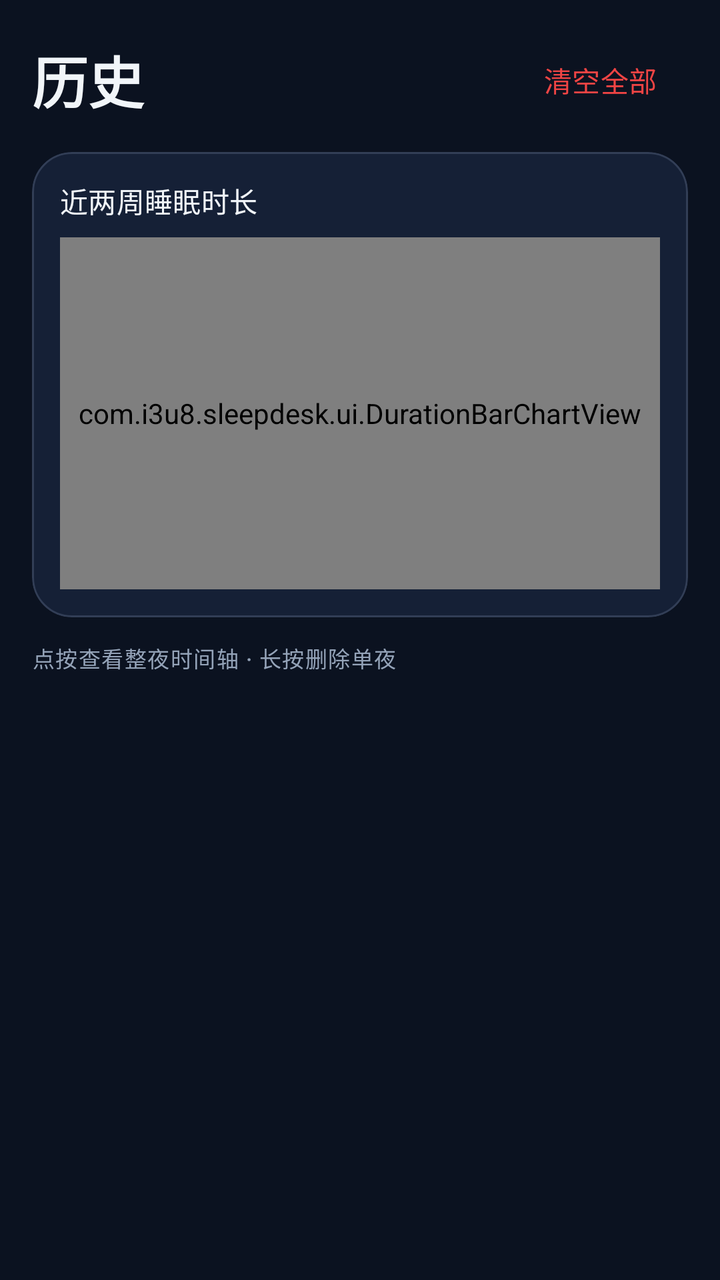
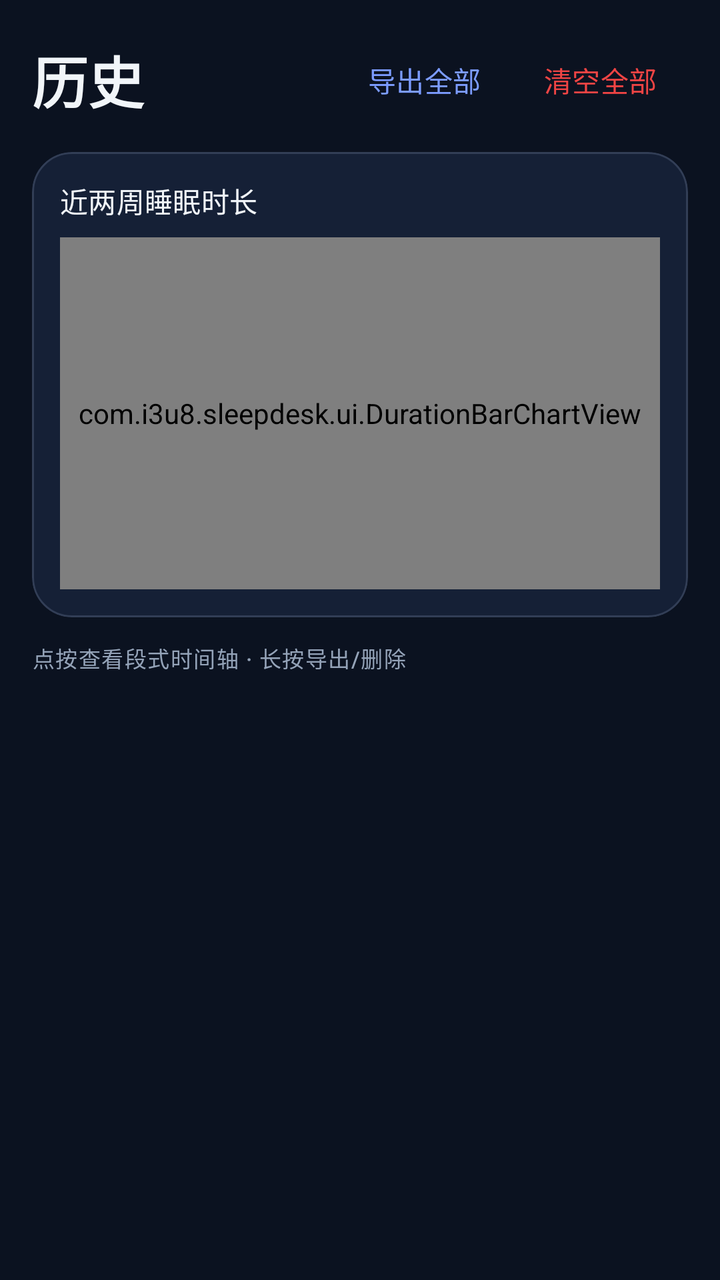

An Android layout rendered at two revisions. The XML below is the earlier revision; the diff shows what the commit changed to produce the second picture.
<!-- AndroidManifest.xml: application theme Theme.SleepDesk -->
<!-- res/layout/fragment_history.xml -->
<?xml version="1.0" encoding="utf-8"?>
<LinearLayout xmlns:android="http://schemas.android.com/apk/res/android"
    xmlns:app="http://schemas.android.com/apk/res-auto"
    android:layout_width="match_parent"
    android:layout_height="match_parent"
    android:orientation="vertical"
    android:paddingStart="16dp"
    android:paddingEnd="16dp"
    android:paddingTop="16dp"
    android:paddingBottom="8dp"
    android:background="@color/bg">

    <LinearLayout
        android:layout_width="match_parent"
        android:layout_height="wrap_content"
        android:orientation="horizontal"
        android:gravity="center_vertical"
        android:paddingBottom="12dp">

        <TextView
            android:layout_width="0dp"
            android:layout_height="wrap_content"
            android:layout_weight="1"
            android:text="@string/tab_history"
            android:textAppearance="?attr/textAppearanceHeadlineMedium"
            android:textColor="@color/on_bg"
            android:textStyle="bold" />

        <com.google.android.material.button.MaterialButton
            android:id="@+id/btnClearAll"
            style="@style/Widget.Material3.Button.TextButton"
            android:layout_width="wrap_content"
            android:layout_height="wrap_content"
            android:text="@string/btn_clear_all"
            android:textColor="@color/stop_red"
            android:textAllCaps="false" />
    </LinearLayout>

    <com.google.android.material.card.MaterialCardView
        android:layout_width="match_parent"
        android:layout_height="wrap_content"
        android:layout_marginBottom="12dp"
        app:cardBackgroundColor="@color/card_bg"
        app:cardCornerRadius="20dp"
        app:cardElevation="0dp"
        app:strokeWidth="1dp"
        app:strokeColor="@color/card_stroke">

        <LinearLayout
            android:layout_width="match_parent"
            android:layout_height="wrap_content"
            android:orientation="vertical"
            android:padding="14dp">

            <TextView
                android:layout_width="match_parent"
                android:layout_height="wrap_content"
                android:text="@string/history_chart_title"
                android:textAppearance="?attr/textAppearanceTitleSmall"
                android:textColor="@color/on_bg"
                android:paddingBottom="8dp" />

            <com.i3u8.sleepdesk.ui.DurationBarChartView
                android:id="@+id/chartDuration"
                android:layout_width="match_parent"
                android:layout_height="176dp" />
        </LinearLayout>
    </com.google.android.material.card.MaterialCardView>

    <TextView
        android:id="@+id/tvEmpty"
        android:layout_width="match_parent"
        android:layout_height="wrap_content"
        android:text="@string/history_empty"
        android:textColor="@color/muted"
        android:textAppearance="?attr/textAppearanceBodyMedium"
        android:gravity="center"
        android:padding="32dp"
        android:visibility="gone" />

    <TextView
        android:layout_width="match_parent"
        android:layout_height="wrap_content"
        android:text="@string/history_long_press_hint"
        android:textAppearance="?attr/textAppearanceLabelSmall"
        android:textColor="@color/muted"
        android:paddingBottom="6dp" />

    <androidx.recyclerview.widget.RecyclerView
        android:id="@+id/rvHistory"
        android:layout_width="match_parent"
        android:layout_height="0dp"
        android:layout_weight="1"
        android:clipToPadding="false"
        android:paddingBottom="8dp" />
</LinearLayout>
<!-- resources referenced by this layout -->
<resources>
  <color name="bg">#FF0B1220</color>
  <color name="card_bg">#FF152036</color>
  <color name="card_stroke">#33A5B4D4</color>
  <color name="muted">#FF94A3B8</color>
  <color name="on_bg">#FFF1F5F9</color>
  <color name="stop_red">#FFEF4444</color>
  <string name="btn_clear_all">清空全部</string>
  <string name="history_chart_title">近两周睡眠时长</string>
  <string name="history_empty">还没有历史记录。今晚点「开始睡」吧。</string>
  <string name="history_long_press_hint">点按查看整夜时间轴 · 长按删除单夜</string>
  <string name="tab_history">历史</string>
  <style name="Theme.SleepDesk" parent="Theme.Material3.Dark.NoActionBar">
          <item name="colorPrimary">@color/accent</item>
          <item name="colorOnPrimary">@android:color/white</item>
          <item name="colorPrimaryContainer">@color/accent_dim</item>
          <item name="colorOnPrimaryContainer">@color/on_bg</item>
          <item name="colorSecondary">@color/start_green</item>
          <item name="colorOnSecondary">@android:color/white</item>
          <item name="colorSurface">@color/card_bg</item>
          <item name="colorOnSurface">@color/on_bg</item>
          <item name="colorOnSurfaceVariant">@color/muted</item>
          <item name="android:colorBackground">@color/bg</item>
          <item name="colorOutline">@color/card_stroke</item>
          <item name="android:statusBarColor">@color/bg</item>
          <item name="android:navigationBarColor">@color/nav_bg</item>
          <item name="android:windowBackground">@color/bg</item>
          <item name="bottomSheetDialogTheme">@style/ThemeOverlay.SleepDesk.BottomSheet</item>
      </style>
  <color name="accent">#FF7C9CFF</color>
  <color name="accent_dim">#FF3D4F8C</color>
  <color name="start_green">#FF22C55E</color>
  <color name="nav_bg">#FF121A2B</color>
  <style name="ThemeOverlay.SleepDesk.BottomSheet" parent="ThemeOverlay.Material3.BottomSheetDialog">
          <item name="bottomSheetStyle">@style/Widget.SleepDesk.BottomSheet</item>
      </style>
  <style name="Widget.SleepDesk.BottomSheet" parent="Widget.Material3.BottomSheet.Modal">
          <item name="backgroundTint">@color/card_bg</item>
          <item name="shapeAppearance">@style/ShapeAppearance.SleepDesk.Large</item>
      </style>
  <style name="ShapeAppearance.SleepDesk.Large" parent="ShapeAppearance.Material3.LargeComponent">
          <item name="cornerFamily">rounded</item>
          <item name="cornerSize">24dp</item>
      </style>
</resources>

<!-- the commit's change to res/layout/fragment_history.xml (unified diff, before → after) -->
@@ -25,6 +25,15 @@
             android:textAppearance="?attr/textAppearanceHeadlineMedium"
             android:textColor="@color/on_bg"
             android:textStyle="bold" />
+
+        <com.google.android.material.button.MaterialButton
+            android:id="@+id/btnExportAll"
+            style="@style/Widget.Material3.Button.TextButton"
+            android:layout_width="wrap_content"
+            android:layout_height="wrap_content"
+            android:text="@string/export_all_nights"
+            android:textColor="@color/accent"
+            android:textAllCaps="false" />
 
         <com.google.android.material.button.MaterialButton
             android:id="@+id/btnClearAll"
@@ -81,7 +90,7 @@
     <TextView
         android:layout_width="match_parent"
         android:layout_height="wrap_content"
-        android:text="@string/history_long_press_hint"
+        android:text="@string/history_long_press_hint_v031"
         android:textAppearance="?attr/textAppearanceLabelSmall"
         android:textColor="@color/muted"
         android:paddingBottom="6dp" />
<!-- resource entries referenced after the edit -->
@@ -1,5 +1,6 @@
 <!-- resources referenced by this layout -->
 <resources>
+  <color name="accent">#FF7C9CFF</color>
   <color name="bg">#FF0B1220</color>
   <color name="card_bg">#FF152036</color>
   <color name="card_stroke">#33A5B4D4</color>
@@ -7,9 +8,10 @@
   <color name="on_bg">#FFF1F5F9</color>
   <color name="stop_red">#FFEF4444</color>
   <string name="btn_clear_all">清空全部</string>
+  <string name="export_all_nights">导出全部</string>
   <string name="history_chart_title">近两周睡眠时长</string>
   <string name="history_empty">还没有历史记录。今晚点「开始睡」吧。</string>
-  <string name="history_long_press_hint">点按查看整夜时间轴 · 长按删除单夜</string>
+  <string name="history_long_press_hint_v031">点按查看段式时间轴 · 长按导出/删除</string>
   <string name="tab_history">历史</string>
   <style name="Theme.SleepDesk" parent="Theme.Material3.Dark.NoActionBar">
           <item name="colorPrimary">@color/accent</item>
@@ -28,7 +30,6 @@
           <item name="android:windowBackground">@color/bg</item>
           <item name="bottomSheetDialogTheme">@style/ThemeOverlay.SleepDesk.BottomSheet</item>
       </style>
-  <color name="accent">#FF7C9CFF</color>
   <color name="accent_dim">#FF3D4F8C</color>
   <color name="start_green">#FF22C55E</color>
   <color name="nav_bg">#FF121A2B</color>
